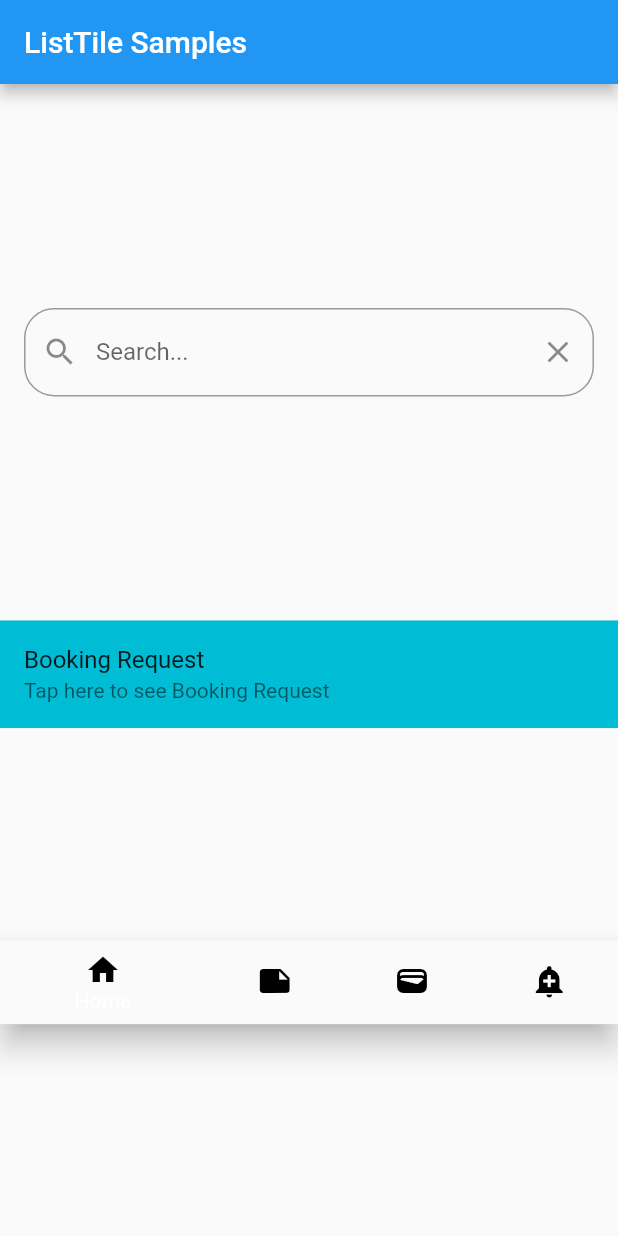
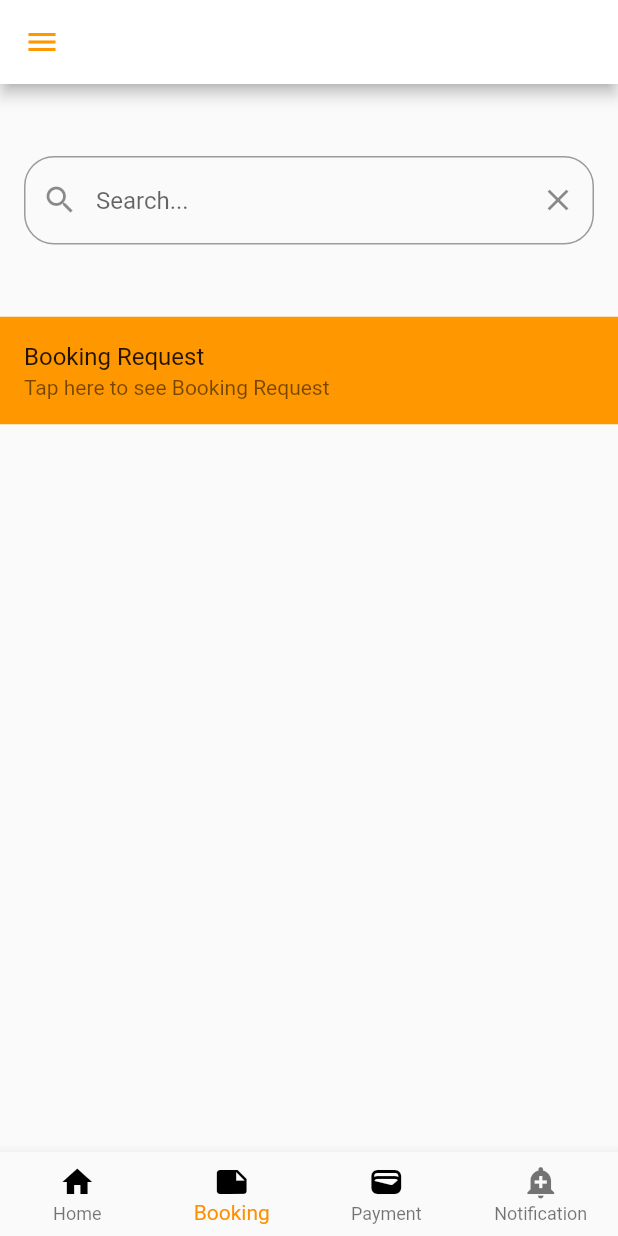
Before and after one commit to jakmup/excelsius-room-booking-system, a Flutter app: the LisTileExample screen opened directly, on a phone screen of 412 x 824 dp. Run offline on Flutter 3.47's test engine with Material 2 defaults, Android fonts, the light colour scheme and no system bars; our stand-ins replace firebase_auth, firebase_core, firebase_database, flutter_svg; accounts and stored records are empty.

Commit message:
fix admin_manage

```diff
--- a/lib/admin_manage.dart
+++ b/lib/admin_manage.dart
@@ -1,4 +1,6 @@
 import 'package:flutter/material.dart';
+import 'package:firebase_auth/firebase_auth.dart';
+import 'package:room_booking_system/start_apps.dart';
 
 void main() => runApp(const MyApp());
 
@@ -28,52 +30,68 @@ class LisTileExample extends StatefulWidget {
 
 final TextEditingController _searchController = TextEditingController();
 
-class _LisTileExampleState extends State<LisTileExample>
-    with TickerProviderStateMixin {
-  late final AnimationController _fadeController;
-  late final AnimationController _sizeController;
-  // late final Animation<double> _fadeAnimation;
-  // late final Animation<double> _sizeAnimation;
-
-  @override
-  void initState() {
-    super.initState();
-    _fadeController = AnimationController(
-      duration: const Duration(seconds: 1),
-      vsync: this,
-    )..repeat(reverse: true);
-
-    _sizeController = AnimationController(
-      duration: const Duration(milliseconds: 850),
-      vsync: this,
-    )..repeat(reverse: true);
-
-    // _fadeAnimation = CurvedAnimation(
-    //   parent: _fadeController,
-    //   curve: Curves.easeInOut,
-    // );
-
-    // _sizeAnimation = CurvedAnimation(
-    //   parent: _sizeController,
-    //   curve: Curves.easeOut,
-    // );
-  }
-
-  @override
-  void dispose() {
-    _fadeController.dispose();
-    _sizeController.dispose();
-    super.dispose();
-  }
-
+class _LisTileExampleState extends State<LisTileExample> {
+  int _selectedIndex = 1;
   @override
   Widget build(BuildContext context) {
     return Scaffold(
-      appBar: AppBar(title: const Text('ListTile Samples')),
+      appBar: AppBar(
+          backgroundColor: Colors.white,
+          iconTheme: IconThemeData(color: Colors.orange)),
+      drawer: Drawer(
+        child: ListView(
+          // Important: Remove any padding from the ListView.
+          padding: EdgeInsets.zero,
+          children: [
+            const DrawerHeader(
+              decoration: BoxDecoration(
+                color: Colors.orange,
+                image: DecorationImage(
+                    image: AssetImage('assets/images/Image1.png'),
+                    fit: BoxFit.cover),
+              ),
+              child: Text('uniroom'),
+            ),
+            ListTile(
+              leading: Icon(
+                Icons.people,
+              ),
+              title: const Text('Profile'),
+              onTap: () {
+                Navigator.pop(context);
+              },
+            ),
+            ListTile(
+              leading: Icon(
+                Icons.exit_to_app,
+              ),
+              title: const Text('Log Out'),
+              onTap: () {
+                FirebaseAuth.instance.signOut().then((value) {
+                  print("Signed Out");
+                  Navigator.push(context,
+                      MaterialPageRoute(builder: (context) => Start()));
+                });
+              },
+            ),
+          ],
+        ),
+      ),
       body: Column(
-        mainAxisAlignment: MainAxisAlignment.spaceEvenly,
+        mainAxisAlignment: MainAxisAlignment.start,
         children: <Widget>[
-          Padding(
+          SizedBox(height: 40),
+          searchBar(),
+          SizedBox(height: 40),
+          listHero(),
+        ],
+      ),
+      bottomNavigationBar: buildBottomNavigationBar(),
+    );
+  }
+
+  Container searchBar() {
+    return Container(
       padding: const EdgeInsets.all(8.0),
       child: Container(
         // Add padding around the search bar
@@ -101,8 +119,11 @@ class _LisTileExampleState extends State<LisTileExample>
           ),
         ),
       ),
-          ),
-          Hero(
+    );
+  }
+
+  Hero listHero() {
+    return Hero(
       tag: 'ListTile-Hero',
       // Wrap the ListTile in a Material widget so the ListTile has someplace
       // to draw the animated colors during the hero transition.
@@ -110,19 +131,23 @@ class _LisTileExampleState extends State<LisTileExample>
         child: ListTile(
           title: const Text('Booking Request'),
           subtitle: const Text('Tap here to see Booking Request'),
-                tileColor: Colors.cyan,
+          tileColor: Colors.orange,
           onTap: () {
             Navigator.push(
               context,
               MaterialPageRoute<Widget>(builder: (BuildContext context) {
                 return Scaffold(
-                        appBar: AppBar(title: const Text('ListTile Hero')),
+                  extendBodyBehindAppBar: true,
+                  appBar: AppBar(
+                    backgroundColor: Colors.transparent,
+                    elevation: 0,
+                    leading: BackButton(color: Colors.orange),
+                  ),
                   body: Center(
                     child: Container(
                       decoration: BoxDecoration(
                         image: DecorationImage(
-                                  image:
-                                      AssetImage("images/UTMbilikSeminar.jpg"),
+                            image: AssetImage("images/UTMbilikSeminar.jpg"),
                             fit: BoxFit.fill),
                       ),
                       child: Column(
@@ -130,17 +155,62 @@ class _LisTileExampleState extends State<LisTileExample>
                           Expanded(
                             child: Container(),
                           ),
+                          Padding(
+                              padding: EdgeInsets.only(left: 15, bottom: 10),
+                              child: Row(
+                                mainAxisAlignment:
+                                    MainAxisAlignment.spaceBetween,
+                                children: [
+                                  Text("Bilik Seminar M01",
+                                      style: (TextStyle(
+                                          color: Colors.white,
+                                          shadows: [
+                                            Shadow(
+                                              blurRadius: 5.0,
+                                              // color of the shadow
+                                              color: Colors.black,
+                                              offset: Offset(2, 2),
+                                            ),
+                                            // color and font size of the text
+                                          ]))),
+                                ],
+                              )),
+                          Padding(
+                              padding: EdgeInsets.only(left: 15, bottom: 10),
+                              child: Row(
+                                mainAxisAlignment: MainAxisAlignment.start,
+                                children: [
+                                  Icon(
+                                    Icons.location_on,
+                                    size: 15,
+                                    color: Colors.white,
+                                  ),
+                                  Text("M01, Kolej Tun Dr. Ismail",
+                                      style: (TextStyle(
+                                          color: Colors.white,
+                                          shadows: [
+                                            Shadow(
+                                              blurRadius: 5.0,
+                                              // color of the shadow
+                                              color: Colors.black,
+                                              offset: Offset(2, 2),
+                                            ),
+                                            // color and font size of the text
+                                          ])))
+                                ],
+                              )),
                           Container(
                             height: 400,
                             width: double.infinity,
                             decoration: BoxDecoration(
                               borderRadius:
                                   BorderRadius.all(Radius.circular(20)),
-                                    color: Colors.orange,
+                              color: Colors.white,
                             ),
                             child: ListView(
                               padding: EdgeInsets.zero,
                               children: <Widget>[
+                                SizedBox(height: 40),
                                 ListTile(
                                   title: Text('Application Details'),
                                   subtitle: Text(
@@ -154,27 +224,25 @@ class _LisTileExampleState extends State<LisTileExample>
                                           height: 40,
                                           width: 70,
                                           child: ElevatedButton(
-                                                  style:
-                                                      ElevatedButton.styleFrom(
+                                            style: ElevatedButton.styleFrom(
                                               primary: Colors.white,
                                               onPrimary: Colors.red,
                                               side: BorderSide(
-                                                        width: 3,
-                                                        color: Colors.red),
+                                                  width: 3, color: Colors.red),
                                             ),
                                             onPressed: () {
                                               showDialog(
                                                 context: context,
-                                                      builder: (BuildContext
-                                                          context) {
+                                                builder:
+                                                    (BuildContext context) {
                                                   return AlertDialog(
                                                     scrollable: true,
                                                     title: const Text(
                                                         "Reject Application"),
                                                     content: Padding(
                                                       padding:
-                                                                const EdgeInsets
-                                                                    .all(8.0),
+                                                          const EdgeInsets.all(
+                                                              8.0),
                                                       child: Form(
                                                         child: Column(
                                                           children: [
@@ -182,12 +250,13 @@ class _LisTileExampleState extends State<LisTileExample>
                                                                 style: ElevatedButton
                                                                     .styleFrom(
                                                                   primary:
-                                                                            Colors.red,
+                                                                      Colors
+                                                                          .red,
                                                                   onPrimary:
-                                                                            Colors.white,
+                                                                      Colors
+                                                                          .white,
                                                                 ),
-                                                                      onPressed:
-                                                                          () {
+                                                                onPressed: () {
                                                                   Navigator.pop(
                                                                       context);
                                                                 },
@@ -198,17 +267,16 @@ class _LisTileExampleState extends State<LisTileExample>
                                                                   const InputDecoration(
                                                                 labelText:
                                                                     "Note to applicant: ",
-                                                                      icon: Icon(
-                                                                          Icons
+                                                                icon: Icon(Icons
                                                                     .note_add_outlined),
                                                               ),
                                                             ),
                                                             Text("   "),
                                                             ElevatedButton(
-                                                                    style: ElevatedButton
+                                                              style:
+                                                                  ElevatedButton
                                                                       .styleFrom(
-                                                                      primary:
-                                                                          Colors
+                                                                primary: Colors
                                                                     .orange,
                                                                 onPrimary:
                                                                     Colors
@@ -216,8 +284,7 @@ class _LisTileExampleState extends State<LisTileExample>
                                                               ),
                                                               child: const Text(
                                                                   "Submit"),
-                                                                    onPressed:
-                                                                        () {
+                                                              onPressed: () {
                                                                 showDialog(
                                                                   context:
                                                                       context,
@@ -229,8 +296,10 @@ class _LisTileExampleState extends State<LisTileExample>
                                                                           true,
                                                                       content:
                                                                           Padding(
-                                                                              padding: const EdgeInsets.all(8.0),
-                                                                              child: Column(
+                                                                        padding:
+                                                                            const EdgeInsets.all(8.0),
+                                                                        child:
+                                                                            Column(
                                                                           children: [
                                                                             Card(
                                                                               child: Image(
@@ -278,24 +347,23 @@ class _LisTileExampleState extends State<LisTileExample>
                                           height: 40,
                                           width: 70,
                                           child: ElevatedButton(
-                                                  style:
-                                                      ElevatedButton.styleFrom(
+                                            style: ElevatedButton.styleFrom(
                                               primary: Colors.green,
                                               onPrimary: Colors.white,
                                             ),
                                             onPressed: () {
                                               showDialog(
                                                 context: context,
-                                                      builder: (BuildContext
-                                                          context) {
+                                                builder:
+                                                    (BuildContext context) {
                                                   return AlertDialog(
                                                     scrollable: true,
                                                     title: const Text(
                                                         "Are you sure?"),
                                                     content: Padding(
                                                       padding:
-                                                                const EdgeInsets
-                                                                    .all(8.0),
+                                                          const EdgeInsets.all(
+                                                              8.0),
                                                       child: Column(
                                                         children: [
                                                           Container(
@@ -309,13 +377,16 @@ class _LisTileExampleState extends State<LisTileExample>
                                                                 ElevatedButton(
                                                                   style: ElevatedButton
                                                                       .styleFrom(
-                                                                          primary:
-                                                                              Colors.white,
+                                                                    primary: Colors
+                                                                        .white,
                                                                     onPrimary:
-                                                                              Colors.red,
+                                                                        Colors
+                                                                            .red,
                                                                     side: BorderSide(
-                                                                              width: 3,
-                                                                              color: Colors.red),
+                                                                        width:
+                                                                            3,
+                                                                        color: Colors
+                                                                            .red),
                                                                   ),
                                                                   onPressed:
                                                                       () {
@@ -325,15 +396,15 @@ class _LisTileExampleState extends State<LisTileExample>
                                                                   child: Text(
                                                                       "No"),
                                                                 ),
-                                                                      Text(
-                                                                          "   "),
+                                                                Text("   "),
                                                                 ElevatedButton(
                                                                   style: ElevatedButton
                                                                       .styleFrom(
-                                                                          primary:
-                                                                              Colors.green,
+                                                                    primary: Colors
+                                                                        .green,
                                                                     onPrimary:
-                                                                              Colors.white,
+                                                                        Colors
+                                                                            .white,
                                                                   ),
                                                                   onPressed:
                                                                       () {
@@ -341,12 +412,17 @@ class _LisTileExampleState extends State<LisTileExample>
                                                                       context:
                                                                           context,
                                                                       builder:
-                                                                                (BuildContext context) {
+                                                                          (BuildContext
+                                                                              context) {
                                                                         return AlertDialog(
-                                                                                scrollable: true,
-                                                                                content: Padding(
-                                                                                  padding: const EdgeInsets.all(8.0),
-                                                                                  child: Column(
+                                                                          scrollable:
+                                                                              true,
+                                                                          content:
+                                                                              Padding(
+                                                                            padding:
+                                                                                const EdgeInsets.all(8.0),
+                                                                            child:
+                                                                                Column(
                                                                               children: [
                                                                                 Card(
                                                                                   child: Image(
@@ -408,44 +484,28 @@ class _LisTileExampleState extends State<LisTileExample>
           },
         ),
       ),
-          ),
-          BottomNavigationBar(
-            items: const <BottomNavigationBarItem>[
-              BottomNavigationBarItem(
-                icon: Icon(
-                  Icons.home,
-                  color: Colors.black,
-                ),
-                label: 'Home',
-              ),
-              BottomNavigationBarItem(
-                icon: Icon(
-                  Icons.note,
-                  color: Colors.black,
-                ),
-                label: 'Note',
-              ),
-              BottomNavigationBarItem(
-                icon: Icon(
-                  Icons.wallet,
-                  color: Colors.black,
-                ),
-                label: 'Finance',
-              ),
-              BottomNavigationBarItem(
-                icon: Icon(
-                  Icons.add_alert,
-                  color: Colors.black,
-                ),
-                label: 'Notification',
-              ),
-            ],
-            // currentIndex: _selectedIndex,
-            // selectedItemColor: Colors.amber[800],
-            // onTap: _onItemTapped,
-          ),
-        ],
-      ),
     );
   }
+
+  BottomNavigationBar buildBottomNavigationBar() {
+    return BottomNavigationBar(
+        type: BottomNavigationBarType.fixed,
+        currentIndex: _selectedIndex,
+        onTap: (values) {
+          setState(() {
+            _selectedIndex = values;
+          });
+        },
+        items: const [
+          BottomNavigationBarItem(
+              icon: Icon(Icons.home, color: Colors.black), label: "Home"),
+          BottomNavigationBarItem(
+              icon: Icon(Icons.note, color: Colors.black), label: "Booking"),
+          BottomNavigationBarItem(
+              icon: Icon(Icons.wallet, color: Colors.black), label: "Payment"),
+          BottomNavigationBarItem(
+              icon: Icon(Icons.add_alert), label: "Notification"),
+        ],
+        selectedItemColor: Colors.amber[800]);
   }
+}
--- a/lib/home.dart
+++ b/lib/home.dart
@@ -96,9 +96,9 @@ class _HomeScreenState extends State<HomeScreen> {
     return BottomNavigationBar(
         type: BottomNavigationBarType.fixed,
         currentIndex: _selectedIndex,
-        onTap: (value) {
+        onTap: (values) {
           setState(() {
-            _selectedIndex = value;
+            _selectedIndex = values;
           });
         },
         items: const [
```
Also changed, not shown: lib/room_delete.dart (added). Lines whose indentation alone changed are shown as unchanged.
